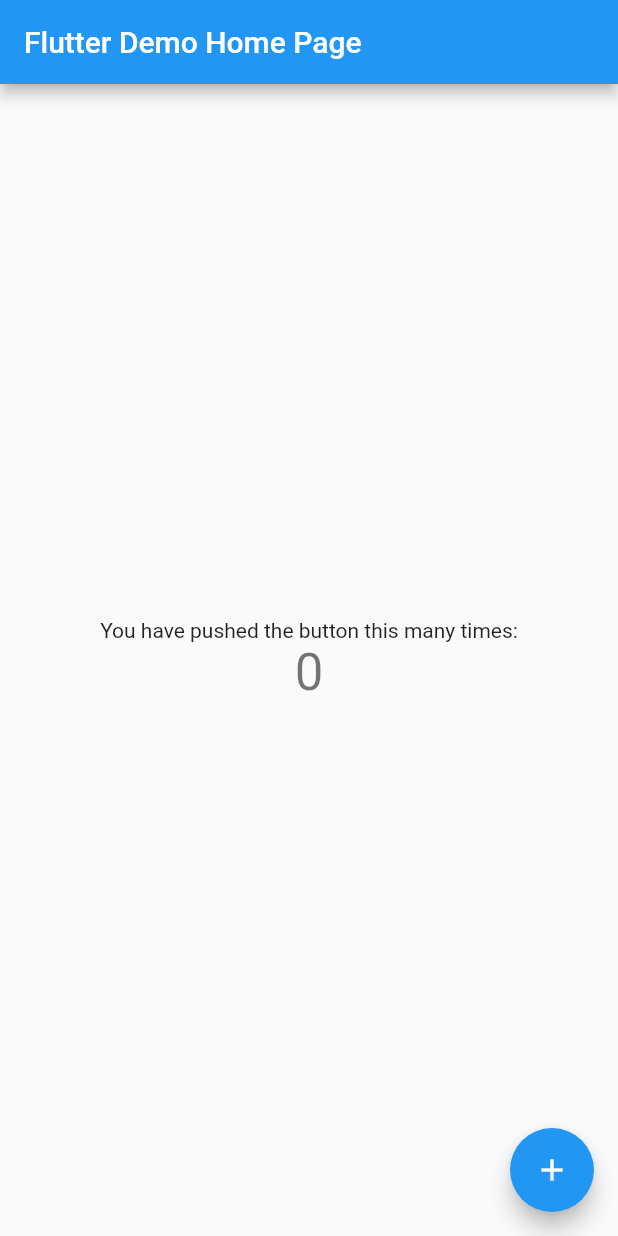
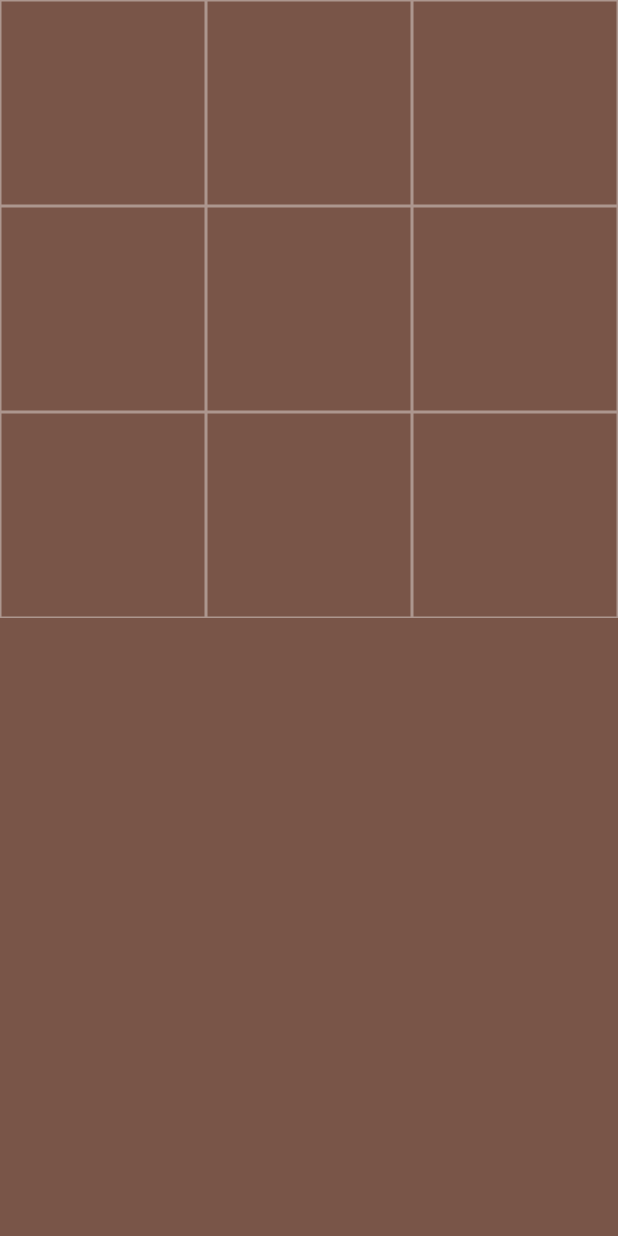
Before and after one commit to Flutter-Learning-Community/tictactoe_game, a Flutter app: the screen it shows after launch, on a phone screen of 412 x 824 dp. Run offline on Flutter 3.47's test engine with Material 2 defaults, Android fonts, the phone set to English and light mode, and no system bars.

Commit message:
TicTacToe game updated

```diff
--- /dev/null
+++ b/lib/homepage.dart
@@ -0,0 +1,149 @@
+// ignore: unused_import
+// ignore_for_file: camel_case_types, deprecated_member_use
+
+import 'package:flutter/material.dart';
+
+class homepage extends StatefulWidget {
+  const homepage({Key? key}) : super(key: key);
+
+  @override
+  _homepageState createState() => _homepageState();
+}
+
+class _homepageState extends State<homepage> {
+  bool oTurn = true;
+  List<String> displayXO = [
+    '',
+    '',
+    '',
+    '',
+    '',
+    '',
+    '',
+    '',
+    '',
+  ];
+
+  late int exScore;
+
+  late int ohScore;
+  @override
+  Widget build(BuildContext context) {
+    return Scaffold(
+      backgroundColor: Colors.brown,
+      body: GridView.builder(
+          itemCount: 9,
+          gridDelegate: const SliverGridDelegateWithFixedCrossAxisCount(
+              crossAxisCount: 3),
+          itemBuilder: (BuildContext context, int index) {
+            // ignore: avoid_unnecessary_containers
+            return GestureDetector(
+                onTap: () {
+                  tapped(index);
+                },
+                child: Container(
+                  decoration:
+                      BoxDecoration(border: Border.all(color: Colors.white38)),
+                  child: Center(
+                    child: Text(
+                      displayXO[index],
+                      style: const TextStyle(color: Colors.white, fontSize: 40),
+                    ),
+                  ),
+                ));
+          }),
+    );
+  }
+
+  void tapped(int index) {
+    setState(() {
+      if (oTurn) {
+        displayXO[index] = "X";
+      } else {
+        displayXO[index] = "O";
+      }
+      oTurn = !oTurn;
+      checkWinner();
+    });
+  }
+
+  void checkWinner() {
+    //check 1st row
+    if (displayXO[0] == displayXO[1] &&
+        displayXO[0] == displayXO[2] &&
+        displayXO[0] != '') {
+      showWinDialog(displayXO[0]);
+    }
+    //check 2nt row
+
+    if (displayXO[3] == displayXO[4] &&
+        displayXO[3] == displayXO[5] &&
+        displayXO[3] != '') {
+      showWinDialog(displayXO[3]);
+    }
+    //check 3rd row
+
+    if (displayXO[6] == displayXO[7] &&
+        displayXO[6] == displayXO[8] &&
+        displayXO[6] != '') {
+      showWinDialog(displayXO[6]);
+    }
+    //check 1st column
+
+    if (displayXO[0] == displayXO[3] &&
+        displayXO[0] == displayXO[6] &&
+        displayXO[0] != '') {
+      showWinDialog(displayXO[0]);
+    }
+//check 2nd column
+    if (displayXO[1] == displayXO[4] &&
+        displayXO[1] == displayXO[7] &&
+        displayXO[1] != '') {
+      showWinDialog(displayXO[1]);
+    }
+//check 3rd column
+    if (displayXO[2] == displayXO[5] &&
+        displayXO[2] == displayXO[8] &&
+        displayXO[2] != '') {
+      showWinDialog(displayXO[2]);
+    }
+    if (displayXO[6] == displayXO[4] &&
+        displayXO[6] == displayXO[2] &&
+        displayXO[6] != '') {
+      showWinDialog(displayXO[6]);
+    }
+    if (displayXO[0] == displayXO[4] &&
+        displayXO[0] == displayXO[8] &&
+        displayXO[0] != '') {
+      showWinDialog(displayXO[0]);
+    }
+  }
+
+  void showWinDialog(String winner) {
+    showDialog(
+        barrierDismissible: false,
+        context: context,
+        builder: (BuildContext context) {
+          return AlertDialog(
+            title: Text("Winner is: " + winner),
+            actions: [
+              FlatButton(
+                child: Text("Play again"),
+                onPressed: () {
+                  clearBoard();
+                  Navigator.of(context).pop();
+                },
+              )
+            ],
+          );
+        });
+  }
+
+  void clearBoard() {
+    setState(() {
+      for (int i = 0; i < 9; i++) {
+        displayXO[i] = ' ';
+      }
+    });
+  }
+}
--- a/lib/main.dart
+++ b/lib/main.dart
@@ -1,4 +1,5 @@
 import 'package:flutter/material.dart';
+import 'homepage.dart';
 
 void main() {
   runApp(const MyApp());
@@ -10,106 +11,9 @@
   // This widget is the root of your application.
   @override
   Widget build(BuildContext context) {
-    return MaterialApp(
-      title: 'Flutter Demo',
-      theme: ThemeData(
-        // This is the theme of your application.
-        //
-        // Try running your application with "flutter run". You'll see the
-        // application has a blue toolbar. Then, without quitting the app, try
-        // changing the primarySwatch below to Colors.green and then invoke
-        // "hot reload" (press "r" in the console where you ran "flutter run",
-        // or simply save your changes to "hot reload" in a Flutter IDE).
-        // Notice that the counter didn't reset back to zero; the application
-        // is not restarted.
-        primarySwatch: Colors.blue,
-      ),
-      home: const MyHomePage(title: 'Flutter Demo Home Page'),
+    return const MaterialApp(
+      debugShowCheckedModeBanner: false,
+      home: homepage(),
     );
   }
 }
-
-class MyHomePage extends StatefulWidget {
-  const MyHomePage({Key? key, required this.title}) : super(key: key);
-
-  // This widget is the home page of your application. It is stateful, meaning
-  // that it has a State object (defined below) that contains fields that affect
-  // how it looks.
-
-  // This class is the configuration for the state. It holds the values (in this
-  // case the title) provided by the parent (in this case the App widget) and
-  // used by the build method of the State. Fields in a Widget subclass are
-  // always marked "final".
-
-  final String title;
-
-  @override
-  State<MyHomePage> createState() => _MyHomePageState();
-}
-
-class _MyHomePageState extends State<MyHomePage> {
-  int _counter = 0;
-
-  void _incrementCounter() {
-    setState(() {
-      // This call to setState tells the Flutter framework that something has
-      // changed in this State, which causes it to rerun the build method below
-      // so that the display can reflect the updated values. If we changed
-      // _counter without calling setState(), then the build method would not be
-      // called again, and so nothing would appear to happen.
-      _counter++;
-    });
-  }
-
-  @override
-  Widget build(BuildContext context) {
-    // This method is rerun every time setState is called, for instance as done
-    // by the _incrementCounter method above.
-    //
-    // The Flutter framework has been optimized to make rerunning build methods
-    // fast, so that you can just rebuild anything that needs updating rather
-    // than having to individually change instances of widgets.
-    return Scaffold(
-      appBar: AppBar(
-        // Here we take the value from the MyHomePage object that was created by
-        // the App.build method, and use it to set our appbar title.
-        title: Text(widget.title),
-      ),
-      body: Center(
-        // Center is a layout widget. It takes a single child and positions it
-        // in the middle of the parent.
-        child: Column(
-          // Column is also a layout widget. It takes a list of children and
-          // arranges them vertically. By default, it sizes itself to fit its
-          // children horizontally, and tries to be as tall as its parent.
-          //
-          // Invoke "debug painting" (press "p" in the console, choose the
-          // "Toggle Debug Paint" action from the Flutter Inspector in Android
-          // Studio, or the "Toggle Debug Paint" command in Visual Studio Code)
-          // to see the wireframe for each widget.
-          //
-          // Column has various properties to control how it sizes itself and
-          // how it positions its children. Here we use mainAxisAlignment to
-          // center the children vertically; the main axis here is the vertical
-          // axis because Columns are vertical (the cross axis would be
-          // horizontal).
-          mainAxisAlignment: MainAxisAlignment.center,
-          children: <Widget>[
-            const Text(
-              'You have pushed the button this many times:',
-            ),
-            Text(
-              '$_counter',
-              style: Theme.of(context).textTheme.headline4,
-            ),
-          ],
-        ),
-      ),
-      floatingActionButton: FloatingActionButton(
-        onPressed: _incrementCounter,
-        tooltip: 'Increment',
-        child: const Icon(Icons.add),
-      ), // This trailing comma makes auto-formatting nicer for build methods.
-    );
-  }
-}
```
Also changed, not shown: 1 other file.
